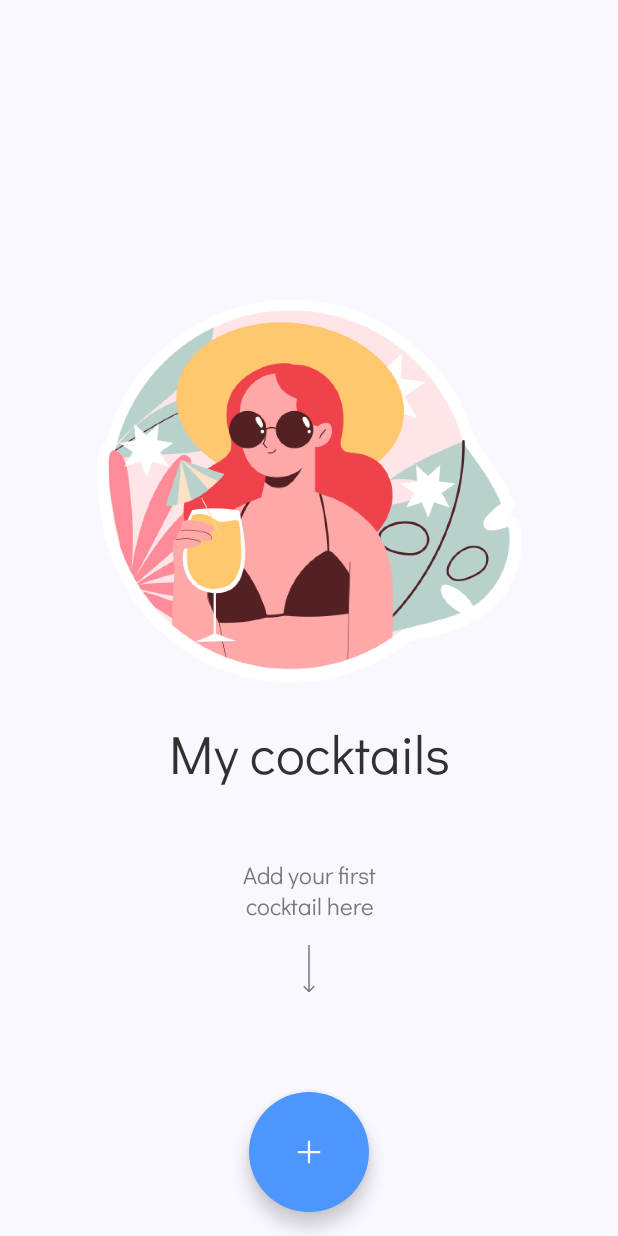
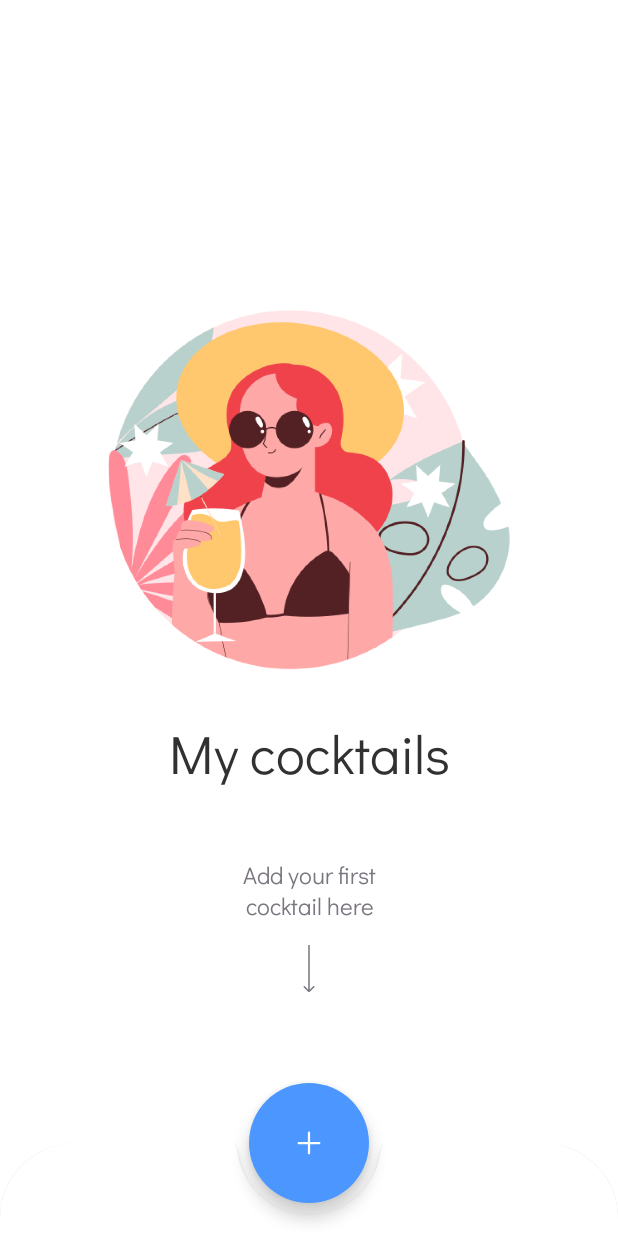
Before and after one commit to akimslava/CocktailBarApplication, an Android app built with Jetpack Compose: the screen it shows after launch (MainActivity), on a phone screen of 412 x 824 dp. Run offline under Robolectric (Android 15) with nearby library versions, the phone set to English and light mode, and no system bars; our stand-ins replace Room's generated code, accompanist.

Commit message:
created fab container (but problems with shadow)

```diff
--- a/app/build.gradle
+++ b/app/build.gradle
@@ -57,7 +57,8 @@ dependencies {
     implementation 'androidx.compose.ui:ui-graphics'
     implementation 'androidx.compose.ui:ui-tooling-preview'
     implementation 'androidx.compose.material3:material3'
-    implementation "com.google.accompanist:accompanist-systemuicontroller:0.27.0"
+    implementation 'androidx.compose.material:material'
+    implementation "com.google.accompanist:accompanist-systemuicontroller:0.30.1"
     // Room
     implementation "androidx.room:room-runtime:${rootProject.room_version}"
     ksp "androidx.room:room-compiler:${rootProject.room_version}"
--- a/app/src/main/java/ru/akimslava/cocktailbar/ui/screens/home/HomeScreen.kt
+++ b/app/src/main/java/ru/akimslava/cocktailbar/ui/screens/home/HomeScreen.kt
@@ -1,26 +1,30 @@
 package ru.akimslava.cocktailbar.ui.screens.home
 
-import androidx.compose.foundation.layout.Box
+import android.annotation.SuppressLint
 import androidx.compose.foundation.layout.fillMaxSize
+import androidx.compose.foundation.layout.fillMaxWidth
+import androidx.compose.foundation.layout.height
 import androidx.compose.foundation.layout.padding
 import androidx.compose.foundation.layout.size
+import androidx.compose.foundation.shape.CircleShape
 import androidx.compose.foundation.shape.RoundedCornerShape
-import androidx.compose.material3.ExperimentalMaterial3Api
-import androidx.compose.material3.FabPosition
+import androidx.compose.material.BottomAppBar
+import androidx.compose.material.FabPosition
+import androidx.compose.material.Scaffold
 import androidx.compose.material3.FloatingActionButton
 import androidx.compose.material3.Icon
-import androidx.compose.material3.Scaffold
 import androidx.compose.runtime.Composable
-import androidx.compose.ui.Alignment
 import androidx.compose.ui.Modifier
+import androidx.compose.ui.draw.clip
 import androidx.compose.ui.graphics.Color
 import androidx.compose.ui.res.colorResource
 import androidx.compose.ui.res.painterResource
+import androidx.compose.ui.tooling.preview.Preview
 import androidx.compose.ui.unit.dp
-import ru.akimslava.cocktailbar.R
 import ru.akimslava.cocktailbar.domain.Cocktail
+import ru.akimslava.cocktailbar.ui.theme.CocktailBarTheme
 
-@OptIn(ExperimentalMaterial3Api::class)
+@SuppressLint("UnusedMaterialScaffoldPaddingParameter")
 @Composable
 fun HomeScreen(
     cocktails: List<Cocktail>,
@@ -28,12 +32,20 @@ fun HomeScreen(
     onCocktailClick: (Cocktail) -> Unit,
 ) {
     Scaffold(
+        bottomBar = {
+            BottomBar()
+        },
         floatingActionButton = {
-            CreationButton(onButtonClick = { onButtonClick() })
+            CreationButton(
+                onButtonClick = { onButtonClick() },
+            )
         },
         floatingActionButtonPosition = FabPosition.Center,
+        isFloatingActionButtonDocked = true,
     ) {
-        val modifier = Modifier.padding(it).fillMaxSize()
+        val modifier = Modifier
+            .padding()
+            .fillMaxSize()
         if (cocktails.isEmpty()) {
             NoCocktailsScreen(
                 modifier = modifier,
@@ -49,23 +61,77 @@ fun HomeScreen(
 }
 
 @Composable
+private fun BottomBar() {
+    BottomAppBar(
+        modifier = Modifier.fillMaxWidth()
+            .height(62.dp)
+            .clip(
+                RoundedCornerShape(
+                    topStart = 50.dp,
+                    topEnd = 50.dp,
+                )
+            ),
+        backgroundColor = Color.White,
+        cutoutShape = CircleShape,
+        elevation = 2.dp,
+        content = {},
+    )
+}
+
+@Composable
 private fun CreationButton(
     onButtonClick: () -> Unit,
 ) {
-    Box {
     FloatingActionButton(
         onClick = { onButtonClick() },
-            modifier = Modifier
-                .size(80.dp)
-                .align(Alignment.BottomCenter),
-            shape = RoundedCornerShape(40.dp),
-            containerColor = colorResource(id = R.color.light_blue),
+        modifier = Modifier.size(80.dp),
+        shape = CircleShape,
+        containerColor = colorResource(
+            id = ru.akimslava.cocktailbar.R.color.light_blue,
+        ),
         contentColor = Color.White,
     ) {
         Icon(
-                painter = painterResource(id = R.drawable.frame),
+            painter = painterResource(
+                id = ru.akimslava.cocktailbar.R.drawable.frame,
+            ),
             contentDescription = null,
         )
     }
 }
+
+@Preview
+@Composable
+private fun NoCocktailsHomeScreen() {
+    CocktailBarTheme {
+        HomeScreen(
+            cocktails = emptyList(),
+            onButtonClick = {},
+            onCocktailClick = {},
+        )
     }
+}
+
+@Preview
+@Composable
+private fun HasCocktailsHomeScreen() {
+    CocktailBarTheme {
+        HomeScreen(
+            cocktails = listOf(
+                Cocktail(),
+                Cocktail(),
+                Cocktail(),
+                Cocktail(),
+                Cocktail(),
+                Cocktail(),
+                Cocktail(),
+                Cocktail(),
+                Cocktail(),
+                Cocktail(),
+                Cocktail(),
+            ),
+            onButtonClick = {},
+            onCocktailClick = {},
+        )
+    }
+}
```
Also changed, not shown: app/src/main/java/ru/akimslava/cocktailbar/ui/screens/home/CocktailsScreen.kt (+9 -3 lines). Lines whose indentation alone changed are shown as unchanged.
